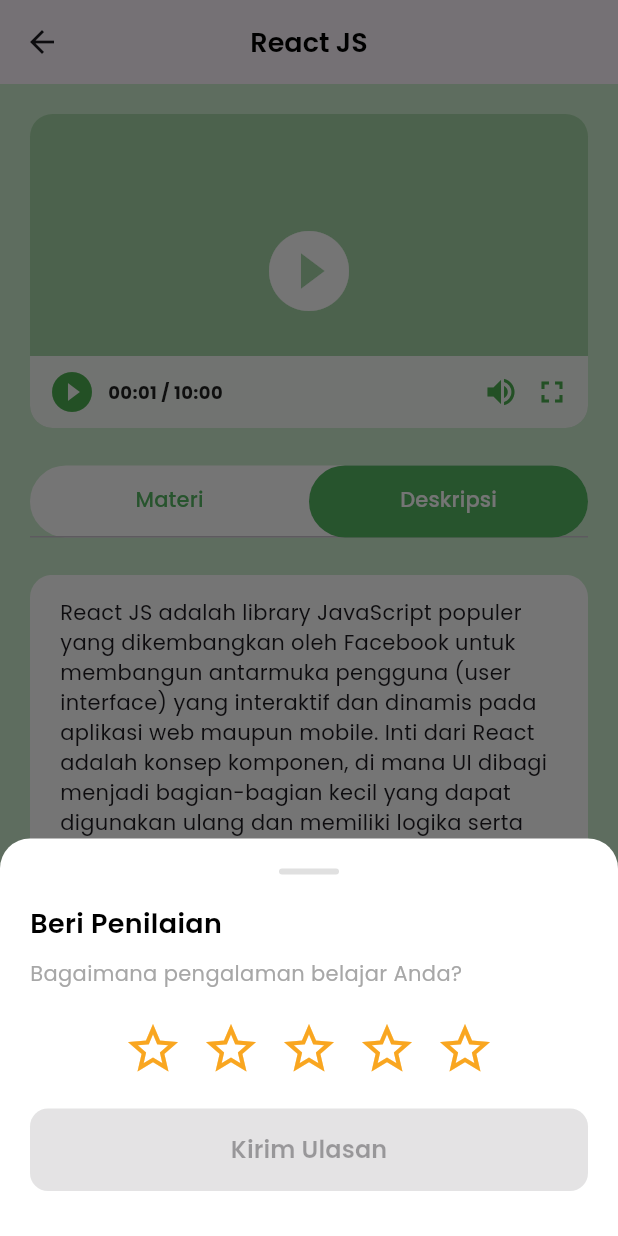
After one commit to yowxy/Ngodingin, a Flutter app: the CourseDetail screen opened directly, tab 2 chosen, after a tap on "Ulasan", on a phone screen of 412 x 824 dp. The commit adds this screen. Run offline on Flutter 3.47's test engine with Material 3 defaults, Android fonts, the light colour scheme and no system bars; our stand-ins replace flutter_svg, google_fonts, google_nav_bar, line_icons.

Commit message:
feat: slicing detail course page

```diff
--- /dev/null
+++ b/lib/features/course/screens/course_detail.dart
@@ -0,0 +1,288 @@
+import 'package:flutter/material.dart';
+import 'package:flutter_svg/flutter_svg.dart';
+import 'package:hology_fe/features/course/widgets/list_chapter.dart';
+import 'package:hology_fe/features/course/widgets/rating_bottom_sheet.dart';
+import 'package:hology_fe/shared/theme.dart';
+
+class CourseDetail extends StatefulWidget {
+  const CourseDetail({super.key});
+
+  @override
+  State<CourseDetail> createState() => _CourseDetailState();
+}
+
+class _CourseDetailState extends State<CourseDetail> {
+  String _formatDuration(Duration position) {
+    String twoDigits(int n) => n.toString().padLeft(2, "0");
+    final minutes = twoDigits(position.inMinutes.remainder(60));
+    final seconds = twoDigits(position.inSeconds.remainder(60));
+    return "$minutes:$seconds";
+  }
+
+  void _showRatingBottomSheet() {
+  showModalBottomSheet(
+    context: context,
+    isScrollControlled: true,
+    backgroundColor: Colors.transparent,
+    builder: (context) => const RatingBottomSheet(),
+  );
+}
+
+  @override
+  Widget build(BuildContext context) {
+    return DefaultTabController(
+      length: 2,
+      child: Scaffold(
+        appBar: AppBar(
+          title: Text(
+            "React JS",
+            style: TextStyle(
+              color: Colors.black,
+              fontWeight: semibold,
+              fontSize: 18,
+            ),
+          ),
+          centerTitle: true,
+        ),
+        body: SafeArea(
+          child: Stack(
+            children: [
+              Container(
+                color: whitegreenColor,
+                width: double.infinity,
+                height: double.infinity,
+                padding: const EdgeInsets.all(20),
+                child: Column(
+                  crossAxisAlignment: CrossAxisAlignment.start,
+                  children: [
+                    AspectRatio(
+                      aspectRatio: 16 / 9,
+                      child: Stack(
+                        alignment: Alignment.bottomCenter,
+                        children: [
+                          Container(
+                            decoration: BoxDecoration(
+                              color: Colors.green.shade200,
+                              borderRadius: BorderRadius.circular(15),
+                            ),
+                            child: const Center(
+                              child: Icon(
+                                Icons.play_circle_fill,
+                                color: Colors.white,
+                                size: 64,
+                              ),
+                            ),
+                          ),
+
+                          Positioned(
+                            bottom: 0,
+                            left: 0,
+                            right: 0,
+                            child: Container(
+                              padding: const EdgeInsets.symmetric(
+                                horizontal: 12,
+                                vertical: 8,
+                              ),
+                              decoration: BoxDecoration(
+                                color: Colors.white.withOpacity(0.9),
+                                borderRadius: const BorderRadius.vertical(
+                                  bottom: Radius.circular(15),
+                                ),
+                              ),
+                              child: Row(
+                                children: [
+                                  const Icon(
+                                    Icons.play_circle_fill,
+                                    color: Colors.green,
+                                    size: 32,
+                                  ),
+                                  const SizedBox(width: 8),
+
+                                  Text(
+                                    "${_formatDuration(const Duration(seconds: 1))} / ${_formatDuration(const Duration(minutes: 10))}",
+                                    style: const TextStyle(
+                                      fontSize: 12,
+                                      fontWeight: FontWeight.bold,
+                                      color: Colors.black87,
+                                    ),
+                                  ),
+
+                                  const Spacer(),
+
+                                  const Icon(
+                                    Icons.volume_up,
+                                    color: Colors.green,
+                                  ),
+                                  SizedBox(width: 10),
+                                  const Icon(
+                                    Icons.fullscreen,
+                                    color: Colors.green,
+                                  ),
+                                ],
+                              ),
+                            ),
+                          ),
+                        ],
+                      ),
+                    ),
+
+                    const SizedBox(height: 25),
+
+                    Container(
+                      decoration: BoxDecoration(
+                        color: whiteColor,
+                        borderRadius: BorderRadius.all(Radius.circular(99)),
+                      ),
+                      child: TabBar(
+                        indicator: BoxDecoration(
+                          color: greenColor,
+                          borderRadius: BorderRadius.all(Radius.circular(99)),
+                        ),
+                        indicatorSize: TabBarIndicatorSize.tab,
+                        labelColor: whiteColor,
+                        unselectedLabelColor: greenColor,
+                        tabs: [
+                          Tab(text: "Materi"),
+                          Tab(text: "Deskripsi"),
+                        ],
+                      ),
+                    ),
+
+                    SizedBox(height: 25),
+
+                    Expanded(
+                      child: TabBarView(
+                        children: [
+                          SingleChildScrollView(
+                            child: ListChapter()
+                          ),
+
+                          SingleChildScrollView(
+                            child: Column(
+                              children: [
+                                Container(
+                                  width: double.infinity,
+                                  decoration: BoxDecoration(
+                                    color: whiteColor,
+                                    borderRadius: BorderRadius.circular(15),
+                                  ),
+                                  padding: EdgeInsets.symmetric(
+                                    vertical: 15,
+                                    horizontal: 20,
+                                  ),
+                                  child: Text(
+                                    "React JS adalah library JavaScript populer yang dikembangkan oleh Facebook untuk membangun antarmuka pengguna (user interface) yang interaktif dan dinamis pada aplikasi web maupun mobile. Inti dari React adalah konsep komponen, di mana UI dibagi menjadi bagian-bagian kecil yang dapat digunakan ulang dan memiliki logika serta tampilan sendiri, membuat aplikasi menjadi modular dan mudah dipelihara. Selengkapnya...",
+                                    style: TextStyle(fontSize: 14),
+                                  ),
+                                ),
+
+                                SizedBox(height: 15),
+
+                                Container(
+                                  width: double.infinity,
+                                  decoration: BoxDecoration(
+                                    color: whiteColor,
+                                    borderRadius: BorderRadius.circular(15),
+                                  ),
+                                  padding: EdgeInsets.symmetric(
+                                    vertical: 10,
+                                    horizontal: 15,
+                                  ),
+                                  child: Row(
+                                    children: [
+                                      const Icon(
+                                        Icons.play_circle_fill,
+                                        color: Colors.green,
+                                        size: 50,
+                                      ),
+                                      SizedBox(width: 10),
+                                      Column(
+                                        crossAxisAlignment: CrossAxisAlignment.start,
+                                        children: [
+                                          Text("Total Video", style: TextStyle(fontWeight: semibold, fontSize: 15)),
+                                          Text("10 Video", style: TextStyle(fontSize: 13, color: lightGrey)),
+                                        ],
+                                      ),
+                                      Spacer(),
+                                      Container(
+                                        decoration: BoxDecoration(
+                                          color: orangeColor.withOpacity(0.3),
+                                          borderRadius: BorderRadius.circular(99)
+                                        ),
+                                        padding: EdgeInsets.symmetric(horizontal: 10, vertical: 5),
+                                        child: Row(
+                                          children: [
+                                            SvgPicture.asset("assets/icons/star.svg", width: 20),
+                                            SizedBox(width: 5),
+                                            Text("4.5 (100 ulasan)", style: TextStyle(fontSize: 12, fontWeight: semibold))
+                                          ],
+                                        ),
+                                      )
+                                    ],
+                                  ),
+                                ),
+                              ],
+                            ),
+                          ),
+                        ],
+                      ),
+                    ),
+                  ],
+                ),
+              ),
+
+              Positioned(
+                bottom: 0,
+                left: 0,
+                right: 0,
+                child: Container(
+                  height: 90,
+                  padding: const EdgeInsets.symmetric(horizontal: 20),
+                  decoration: const BoxDecoration(
+                    color: Colors.white,
+                    borderRadius: BorderRadius.vertical(
+                      top: Radius.circular(15),
+                    ),
+                  ),
+                  child: Row(
+                    children: [
+                      Expanded(
+                        child: ElevatedButton(
+                          style: ElevatedButton.styleFrom(
+                            backgroundColor: orangeColor,
+                            foregroundColor: whiteColor,
+                            textStyle: TextStyle(
+                              fontWeight: medium,
+                              fontSize: 16,
+                            ),
+                          ),
+                          onPressed: _showRatingBottomSheet,
+                          child: const Text("Ulasan"),
+                        ),
+                      ),
+                      const SizedBox(width: 15),
+                      Expanded(
+                        child: ElevatedButton(
+                          style: ElevatedButton.styleFrom(
+                            backgroundColor: greenColor,
+                            foregroundColor: whiteColor,
+                            textStyle: TextStyle(
+                              fontWeight: medium,
+                              fontSize: 16,
+                            ),
+                          ),
+                          onPressed: () {},
+                          child: const Text("Daftar"),
+                        ),
+                      ),
+                    ],
+                  ),
+                ),
+              ),
+            ],
+          ),
+        ),
+      ),
+    );
+  }
+}
--- /dev/null
+++ b/lib/features/course/widgets/list_chapter.dart
@@ -0,0 +1,98 @@
+import 'package:flutter/material.dart';
+import 'package:hology_fe/shared/theme.dart';
+
+class ListChapter extends StatefulWidget {
+  const ListChapter({super.key});
+
+  @override
+  State<ListChapter> createState() => _ListChapterState();
+}
+
+class _ListChapterState extends State<ListChapter> {
+  final List<Map<String, String>> chapters = [
+    {"title": "Pengenalan"},
+    {"title": "Apa itu React JS"},
+  ];
+
+  String _formatDuration(Duration position) {
+    String twoDigits(int n) => n.toString().padLeft(2, "0");
+    final minutes = twoDigits(position.inMinutes.remainder(60));
+    final seconds = twoDigits(position.inSeconds.remainder(60));
+    return "$minutes:$seconds";
+  }
+
+  @override
+  Widget build(BuildContext context) {
+    return ListView.builder(
+      physics: const NeverScrollableScrollPhysics(),
+      shrinkWrap: true,
+      itemCount: chapters.length,
+      itemBuilder: (context, index) {
+        final chapter = chapters[index];
+        return Container(
+          margin: const EdgeInsets.only(bottom: 15),
+          height: 70,
+          width: double.infinity,
+          decoration: BoxDecoration(
+            color: whiteColor,
+            borderRadius: BorderRadius.circular(15),
+          ),
+          padding: const EdgeInsets.symmetric(vertical: 10, horizontal: 15),
+          child: Row(
+            crossAxisAlignment: CrossAxisAlignment.center,
+            children: [
+              Container(
+                width: 45,
+                height: 45,
+                decoration: BoxDecoration(
+                  color: lightGrey.withOpacity(0.5),
+                  borderRadius: BorderRadius.circular(99),
+                ),
+                margin: const EdgeInsets.only(left: 4),
+                padding: const EdgeInsets.all(13),
+                child: Center(
+                  child: Text(
+                    index.toString(),
+                    style: TextStyle(fontWeight: semibold),
+                  ),
+                ),
+              ),
+              const SizedBox(width: 10),
+              Expanded(
+                child: Column(
+                  mainAxisAlignment: MainAxisAlignment.center,
+                  crossAxisAlignment: CrossAxisAlignment.start,
+                  children: [
+                    Text(
+                      chapter["title"]!,
+                      style: TextStyle(
+                        fontWeight: semibold,
+                        fontSize: 15,
+                      ),
+                      maxLines: 1,
+                      overflow: TextOverflow.ellipsis,
+                    ),
+                    Text(
+                      "${_formatDuration(const Duration(seconds: 1))} / ${_formatDuration(const Duration(minutes: 10))}",
+                      style: TextStyle(fontSize: 13, color: lightGrey),
+                    ),
+                  ],
+                ),
+              ),
+              SizedBox(width: 10),
+              Container(
+                decoration: BoxDecoration(
+                  color: greenColor,
+                  borderRadius: BorderRadius.circular(99),
+                ),
+                margin: const EdgeInsets.only(right: 3),
+                padding: const EdgeInsets.all(13),
+                child: Image.asset("assets/images/lock.png"),
+              ),
+            ],
+          ),
+        );
+      },
+    );
+  }
+}
--- /dev/null
+++ b/lib/features/course/widgets/rating_bottom_sheet.dart
@@ -0,0 +1,125 @@
+import 'package:flutter/material.dart';
+import 'package:hology_fe/shared/theme.dart';
+
+class RatingBottomSheet extends StatefulWidget {
+  const RatingBottomSheet({super.key});
+
+  @override
+  State<RatingBottomSheet> createState() => _RatingBottomSheetState();
+}
+
+class _RatingBottomSheetState extends State<RatingBottomSheet> {
+  int _selectedRating = 0;
+
+  @override
+  void dispose() {
+    super.dispose();
+  }
+
+  @override
+  Widget build(BuildContext context) {
+    return Container(
+      decoration: const BoxDecoration(
+        color: Colors.white,
+        borderRadius: BorderRadius.vertical(top: Radius.circular(20)),
+      ),
+      padding: const EdgeInsets.all(20),
+      child: Column(
+        mainAxisSize: MainAxisSize.min,
+        crossAxisAlignment: CrossAxisAlignment.start,
+        children: [
+          Center(
+            child: Container(
+              width: 40,
+              height: 4,
+              decoration: BoxDecoration(
+                color: Colors.grey[300],
+                borderRadius: BorderRadius.circular(2),
+              ),
+            ),
+          ),
+          const SizedBox(height: 20),
+
+          Text(
+            "Beri Penilaian",
+            style: TextStyle(
+              fontSize: 18,
+              fontWeight: semibold,
+              color: Colors.black,
+            ),
+          ),
+          const SizedBox(height: 10),
+
+          Text(
+            "Bagaimana pengalaman belajar Anda?",
+            style: TextStyle(
+              fontSize: 14,
+              color: lightGrey,
+            ),
+          ),
+          const SizedBox(height: 20),
+
+          Center(
+            child: Row(
+              mainAxisAlignment: MainAxisAlignment.center,
+              children: List.generate(5, (index) {
+                return GestureDetector(
+                  onTap: () {
+                    setState(() {
+                      _selectedRating = index + 1;
+                    });
+                  },
+                  child: Container(
+                    margin: const EdgeInsets.symmetric(horizontal: 6),
+                    child: Icon(
+                      index < _selectedRating
+                          ? Icons.star
+                          : Icons.star_border,
+                      color: orangeColor,
+                      size: 40,
+                    ),
+                  ),
+                );
+              }),
+            ),
+          ),
+          const SizedBox(height: 20),
+
+          SizedBox(
+            width: double.infinity,
+            child: ElevatedButton(
+              style: ElevatedButton.styleFrom(
+                backgroundColor: _selectedRating > 0 ? greenColor : Colors.grey[300],
+                foregroundColor: _selectedRating > 0 ? whiteColor : Colors.grey[500],
+                padding: const EdgeInsets.symmetric(vertical: 16),
+                shape: RoundedRectangleBorder(
+                  borderRadius: BorderRadius.circular(12),
+                ),
+              ),
+              onPressed: _selectedRating > 0
+                  ? () {
+                      print("Rating: $_selectedRating");
+                      Navigator.pop(context);
+                      ScaffoldMessenger.of(context).showSnackBar(
+                        SnackBar(
+                          content: Text("Terima kasih atas ulasan $_selectedRating bintang!"),
+                          backgroundColor: greenColor,
+                        ),
+                      );
+                    }
+                  : null,
+              child: Text(
+                "Kirim Ulasan",
+                style: TextStyle(
+                  fontSize: 16,
+                  fontWeight: semibold,
+                ),
+              ),
+            ),
+          ),
+          const SizedBox(height: 10),
+        ],
+      ),
+    );
+  }
+}
--- a/lib/features/home/widgets/course_card.dart
+++ b/lib/features/home/widgets/course_card.dart
@@ -1,5 +1,6 @@
 import 'package:flutter/material.dart';
 import 'package:flutter_svg/svg.dart';
+import 'package:hology_fe/features/course/screens/course_detail.dart';
 import 'package:hology_fe/shared/theme.dart';
 import 'package:line_icons/line_icons.dart';
 
@@ -40,7 +41,14 @@ class _CourseCardState extends State<CourseCard> {
       itemCount: courses.length,
       itemBuilder: (context, index) {
         final course = courses[index];
-        return Container(
+        return GestureDetector(
+          onTap: () {
+            Navigator.push(
+              context,
+              MaterialPageRoute(builder: (_) => CourseDetail()),
+            );
+          },
+          child: Container(
             height: 110,
             padding: EdgeInsets.all(20),
             margin: EdgeInsets.only(bottom: 20),
@@ -98,6 +106,7 @@ class _CourseCardState extends State<CourseCard> {
                 Icon(LineIcons.heart),
               ],
             ),
+          ),
         );
       },
     );
--- a/lib/features/home/widgets/header.dart
+++ b/lib/features/home/widgets/header.dart
@@ -9,13 +9,41 @@ class Header extends StatefulWidget {
 }
 
 class _HeaderState extends State<Header> {
+  void _showLogoutMenu(BuildContext context) async {
+    final result = await showMenu(
+      context: context,
+      position: const RelativeRect.fromLTRB(1000, 110, 0, 0),
+      items: [
+        PopupMenuItem(
+          value: 'logout',
+          child: Row(
+            children: [
+              const Icon(Icons.logout, color: Colors.red, size: 20),
+              const SizedBox(width: 8),
+              Text(
+                "Logout",
+                style: TextStyle(
+                  color: Colors.red,
+                  fontWeight: FontWeight.w500,
+                ),
+              ),
+            ],
+          ),
+        ),
+      ],
+    );
+
+    if (result == 'logout') {
+      print("Logout tapped");
+    }
+  }
+
   @override
   Widget build(BuildContext context) {
     return Padding(
-      padding: EdgeInsetsDirectional.symmetric(horizontal: 20, vertical: 10),
+      padding: const EdgeInsets.symmetric(horizontal: 20, vertical: 10),
       child: Row(
         mainAxisAlignment: MainAxisAlignment.spaceBetween,
-        crossAxisAlignment: CrossAxisAlignment.start,
         children: [
           Column(
             crossAxisAlignment: CrossAxisAlignment.start,
@@ -36,10 +64,29 @@ class _HeaderState extends State<Header> {
                   color: Colors.black,
                 ),
               ),
-              SizedBox(height: 5),
+              const SizedBox(height: 5),
             ],
           ),
-          GestureDetector(child: Image.asset("assets/images/profile.png", height: 40, width: 40)),
+          GestureDetector(
+            onTap: () => _showLogoutMenu(context),
+            child: Container(
+              decoration: BoxDecoration(
+                shape: BoxShape.circle,
+                border: Border.all(
+                  color: greenColor,
+                  width: 2,
+                ),
+              ),
+              child: ClipOval(
+                child: Image.asset(
+                  "assets/images/profile.png",
+                  height: 40,
+                  width: 40,
+                  fit: BoxFit.cover,
+                ),
+              ),
+            ),
+          ),
         ],
       ),
     );
--- a/lib/main.dart
+++ b/lib/main.dart
@@ -18,6 +18,7 @@ class MyApp extends StatelessWidget {
         colorScheme: ColorScheme.fromSeed(seedColor: Colors.deepPurple),
         fontFamily: GoogleFonts.poppins().fontFamily
       ),
+      debugShowCheckedModeBanner: false,
       home: const Homepage(),
     );
   }
--- a/pubspec.yaml
+++ b/pubspec.yaml
@@ -39,6 +39,7 @@ dependencies:
   flutter_svg: ^2.2.1
   line_icons: ^2.0.3
   font_awesome_flutter: ^10.10.0
+  video_player: ^2.10.0
 
 dev_dependencies:
   flutter_test:
```
Also changed, not shown: assets/images/lock.png (added), pubspec.lock, 1 other file. Lines whose indentation alone changed are shown as unchanged.
